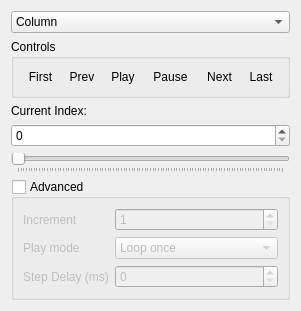
Before: the Qt Designer form src/Interface/Modules/Math/GetMatrixSlice.ui in SCIInstitute/SCIRun, drawn with Qt 5.
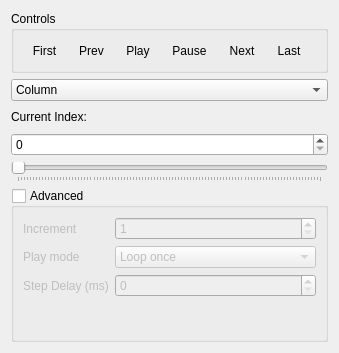
After: the same form once the commit is applied.

Diff of the .ui file:
```diff
--- a/src/Interface/Modules/Math/GetMatrixSlice.ui
+++ b/src/Interface/Modules/Math/GetMatrixSlice.ui
@@ -6,21 +6,21 @@
    <rect>
     <x>0</x>
     <y>0</y>
-    <width>301</width>
-    <height>311</height>
+    <width>339</width>
+    <height>353</height>
    </rect>
   </property>
   <property name="minimumSize">
    <size>
-    <width>301</width>
-    <height>311</height>
+    <width>335</width>
+    <height>353</height>
    </size>
   </property>
   <property name="windowTitle">
    <string>Dialog</string>
   </property>
-  <layout class="QVBoxLayout" name="verticalLayout">
-   <item>
+  <layout class="QGridLayout" name="gridLayout">
+   <item row="3" column="1">
     <widget class="QComboBox" name="rowColumnComboBox_">
      <property name="currentIndex">
       <number>1</number>
@@ -37,145 +37,7 @@
      </item>
     </widget>
    </item>
-   <item>
-    <widget class="QGroupBox" name="groupBox">
-     <property name="sizePolicy">
-      <sizepolicy hsizetype="Preferred" vsizetype="Fixed">
-       <horstretch>0</horstretch>
-       <verstretch>0</verstretch>
-      </sizepolicy>
-     </property>
-     <property name="minimumSize">
-      <size>
-       <width>245</width>
-       <height>50</height>
-      </size>
-     </property>
-     <property name="title">
-      <string>Controls</string>
-     </property>
-     <property name="alignment">
-      <set>Qt::AlignLeading|Qt::AlignLeft|Qt::AlignTop</set>
-     </property>
-     <layout class="QHBoxLayout" name="horizontalLayout">
-      <item>
-       <widget class="QToolButton" name="firstIndexButton_">
-        <property name="minimumSize">
-         <size>
-          <width>30</width>
-          <height>0</height>
-         </size>
-        </property>
-        <property name="toolTip">
-         <string>Jump to first index</string>
-        </property>
-        <property name="text">
-         <string>First</string>
-        </property>
-        <property name="autoRaise">
-         <bool>true</bool>
-        </property>
-       </widget>
-      </item>
-      <item>
-       <widget class="QToolButton" name="previousIndexButton_">
-        <property name="minimumSize">
-         <size>
-          <width>30</width>
-          <height>0</height>
-         </size>
-        </property>
-        <property name="toolTip">
-         <string>Step backward one index</string>
-        </property>
-        <property name="text">
-         <string>Prev</string>
-        </property>
-        <property name="autoRaise">
-         <bool>true</bool>
-        </property>
-       </widget>
-      </item>
-      <item>
-       <widget class="QToolButton" name="playButton_">
-        <property name="minimumSize">
-         <size>
-          <width>30</width>
-          <height>0</height>
-         </size>
-        </property>
-        <property name="toolTip">
-         <string>Start play mode</string>
-        </property>
-        <property name="text">
-         <string>Play</string>
-        </property>
-        <property name="autoRaise">
-         <bool>true</bool>
-        </property>
-       </widget>
-      </item>
-      <item>
-       <widget class="QToolButton" name="pauseButton_">
-        <property name="toolTip">
-         <string>Stop play mode</string>
-        </property>
-        <property name="text">
-         <string>Pause</string>
-        </property>
-        <property name="autoRaise">
-         <bool>true</bool>
-        </property>
-       </widget>
-      </item>
-      <item>
-       <widget class="QToolButton" name="nextIndexButton_">
-        <property name="enabled">
-         <bool>true</bool>
-        </property>
-        <property name="minimumSize">
-         <size>
-          <width>30</width>
-          <height>0</height>
-         </size>
-        </property>
-        <property name="toolTip">
-         <string>Step forward one index</string>
-        </property>
-        <property name="text">
-         <string>Next</string>
-        </property>
-        <property name="autoRaise">
-         <bool>true</bool>
-        </property>
-       </widget>
-      </item>
-      <item>
-       <widget class="QToolButton" name="lastIndexButton_">
-        <property name="enabled">
-         <bool>true</bool>
-        </property>
-        <property name="minimumSize">
-         <size>
-          <width>30</width>
-          <height>0</height>
-         </size>
-        </property>
-        <property name="toolTip">
-         <string>Jump to last index</string>
-        </property>
-        <property name="text">
-         <string>Last</string>
-        </property>
-        <property name="autoRaise">
-         <bool>true</bool>
-        </property>
-       </widget>
-      </item>
-     </layout>
-    </widget>
-   </item>
-   <item>
+   <item row="5" column="1">
     <widget class="QLabel" name="label">
      <property name="maximumSize">
       <size>
@@ -188,14 +50,14 @@
      </property>
     </widget>
    </item>
-   <item>
+   <item row="6" column="1">
     <widget class="QSpinBox" name="indexSpinBox_">
      <property name="maximum">
       <number>1000</number>
      </property>
     </widget>
    </item>
-   <item>
+   <item row="7" column="1">
     <widget class="QSlider" name="indexSlider_">
      <property name="maximum">
       <number>100</number>
@@ -211,7 +73,7 @@
      </property>
     </widget>
    </item>
-   <item>
+   <item row="8" column="1">
     <widget class="QGroupBox" name="advancedGroupBox_">
      <property name="enabled">
       <bool>true</bool>
@@ -290,6 +152,144 @@
      </layout>
     </widget>
    </item>
+   <item row="0" column="1">
+    <widget class="QGroupBox" name="groupBox">
+     <property name="sizePolicy">
+      <sizepolicy hsizetype="Preferred" vsizetype="Fixed">
+       <horstretch>0</horstretch>
+       <verstretch>0</verstretch>
+      </sizepolicy>
+     </property>
+     <property name="minimumSize">
+      <size>
+       <width>245</width>
+       <height>50</height>
+      </size>
+     </property>
+     <property name="title">
+      <string>Controls</string>
+     </property>
+     <property name="alignment">
+      <set>Qt::AlignLeading|Qt::AlignLeft|Qt::AlignTop</set>
+     </property>
+     <layout class="QHBoxLayout" name="horizontalLayout">
+      <item>
+       <widget class="QToolButton" name="firstIndexButton_">
+        <property name="minimumSize">
+         <size>
+          <width>30</width>
+          <height>0</height>
+         </size>
+        </property>
+        <property name="toolTip">
+         <string>Jump to first index</string>
+        </property>
+        <property name="text">
+         <string>First</string>
+        </property>
+        <property name="autoRaise">
+         <bool>true</bool>
+        </property>
+       </widget>
+      </item>
+      <item>
+       <widget class="QToolButton" name="previousIndexButton_">
+        <property name="minimumSize">
+         <size>
+          <width>30</width>
+          <height>0</height>
+         </size>
+        </property>
+        <property name="toolTip">
+         <string>Step backward one index</string>
+        </property>
+        <property name="text">
+         <string>Prev</string>
+        </property>
+        <property name="autoRaise">
+         <bool>true</bool>
+        </property>
+       </widget>
+      </item>
+      <item>
+       <widget class="QToolButton" name="playButton_">
+        <property name="minimumSize">
+         <size>
+          <width>30</width>
+          <height>0</height>
+         </size>
+        </property>
+        <property name="toolTip">
+         <string>Start play mode</string>
+        </property>
+        <property name="text">
+         <string>Play</string>
+        </property>
+        <property name="autoRaise">
+         <bool>true</bool>
+        </property>
+       </widget>
+      </item>
+      <item>
+       <widget class="QToolButton" name="pauseButton_">
+        <property name="toolTip">
+         <string>Stop play mode</string>
+        </property>
+        <property name="text">
+         <string>Pause</string>
+        </property>
+        <property name="autoRaise">
+         <bool>true</bool>
+        </property>
+       </widget>
+      </item>
+      <item>
+       <widget class="QToolButton" name="nextIndexButton_">
+        <property name="enabled">
+         <bool>true</bool>
+        </property>
+        <property name="minimumSize">
+         <size>
+          <width>30</width>
+          <height>0</height>
+         </size>
+        </property>
+        <property name="toolTip">
+         <string>Step forward one index</string>
+        </property>
+        <property name="text">
+         <string>Next</string>
+        </property>
+        <property name="autoRaise">
+         <bool>true</bool>
+        </property>
+       </widget>
+      </item>
+      <item>
+       <widget class="QToolButton" name="lastIndexButton_">
+        <property name="enabled">
+         <bool>true</bool>
+        </property>
+        <property name="minimumSize">
+         <size>
+          <width>30</width>
+          <height>0</height>
+         </size>
+        </property>
+        <property name="toolTip">
+         <string>Jump to last index</string>
+        </property>
+        <property name="text">
+         <string>Last</string>
+        </property>
+        <property name="autoRaise">
+         <bool>true</bool>
+        </property>
+       </widget>
+      </item>
+     </layout>
+    </widget>
+   </item>
   </layout>
  </widget>
  <resources/>
```
